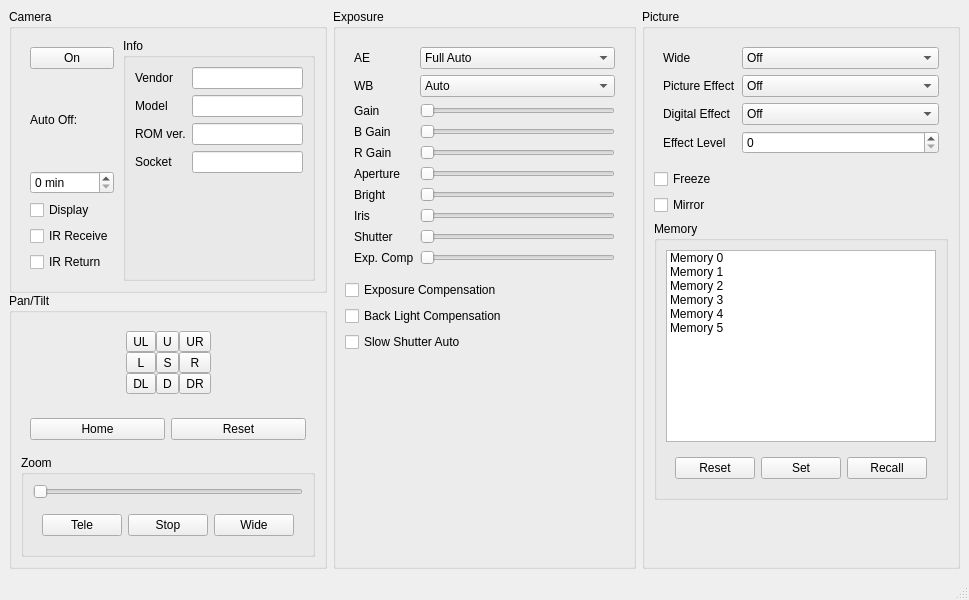
This is camerawindow.ui in nemo42/libViscaQtUi as Qt 5 draws it before an edit. The edited form follows.
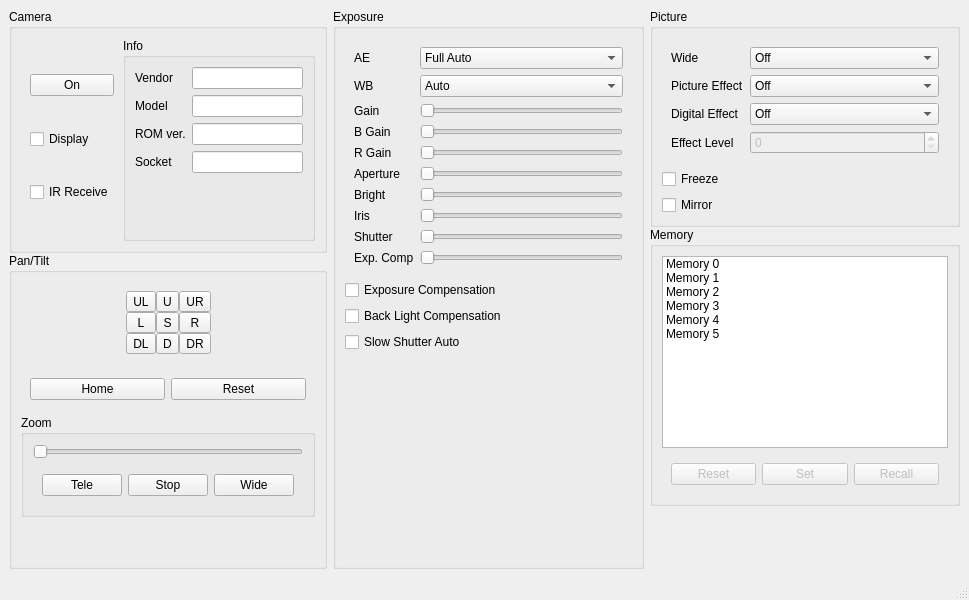
This is the edited form. Icons and pictures are not drawn.

Commit message:
Added implementation of all Picture and Memory controls.
Some clean up of the layout, added max values for all sliders and removed UI elements for unsupported VISCA commands.

Patch:
```diff
--- a/camerawindow.ui
+++ b/camerawindow.ui
@@ -16,7 +16,7 @@
   <widget class="QWidget" name="centralwidget">
    <layout class="QHBoxLayout" name="horizontalLayout">
     <item>
-     <widget class="QWidget" name="widget" native="true">
+     <widget class="QWidget" name="cameraPanTiltAndZoomContainerWidget" native="true">
       <layout class="QVBoxLayout" name="verticalLayout_7">
        <property name="spacing">
         <number>0</number>
@@ -58,29 +58,6 @@
                   </property>
                  </widget>
                 </item>
-                <item>
-                 <widget class="QLabel" name="cameraAutoOffLabel">
-                  <property name="text">
-                   <string>Auto Off:</string>
-                  </property>
-                  <property name="buddy">
-                   <cstring>cameraAutoOffSpinBox</cstring>
-                  </property>
-                 </widget>
-                </item>
-                <item>
-                 <widget class="QSpinBox" name="cameraAutoOffSpinBox">
-                  <property name="suffix">
-                   <string> min</string>
-                  </property>
-                  <property name="maximum">
-                   <number>65535</number>
-                  </property>
-                  <property name="singleStep">
-                   <number>1</number>
-                  </property>
-                 </widget>
-                </item>
                 <item>
                  <widget class="QCheckBox" name="cameraDisplayCheckBox">
                   <property name="text">
@@ -95,13 +72,6 @@
                   </property>
                  </widget>
                 </item>
-                <item>
-                 <widget class="QCheckBox" name="cameraIrReturnCheckBox">
-                  <property name="text">
-                   <string>IR Return</string>
-                  </property>
-                 </widget>
-                </item>
                </layout>
               </widget>
              </item>
@@ -466,6 +436,19 @@
             </layout>
            </widget>
           </item>
+          <item>
+           <spacer name="verticalSpacer_1">
+            <property name="orientation">
+             <enum>Qt::Vertical</enum>
+            </property>
+            <property name="sizeHint" stdset="0">
+             <size>
+              <width>20</width>
+              <height>40</height>
+             </size>
+            </property>
+           </spacer>
+          </item>
          </layout>
         </widget>
        </item>
@@ -599,6 +582,9 @@
           </item>
           <item row="2" column="1">
            <widget class="QSlider" name="gainSlider">
+            <property name="maximum">
+             <number>7</number>
+            </property>
             <property name="orientation">
              <enum>Qt::Horizontal</enum>
             </property>
@@ -616,6 +602,9 @@
           </item>
           <item row="3" column="1">
            <widget class="QSlider" name="bGainSlider">
+            <property name="maximum">
+             <number>255</number>
+            </property>
             <property name="orientation">
              <enum>Qt::Horizontal</enum>
             </property>
@@ -633,6 +622,9 @@
           </item>
           <item row="4" column="1">
            <widget class="QSlider" name="rGainSlider">
+            <property name="maximum">
+             <number>255</number>
+            </property>
             <property name="orientation">
              <enum>Qt::Horizontal</enum>
             </property>
@@ -650,6 +642,9 @@
           </item>
           <item row="5" column="1">
            <widget class="QSlider" name="apertureSlider">
+            <property name="maximum">
+             <number>15</number>
+            </property>
             <property name="orientation">
              <enum>Qt::Horizontal</enum>
             </property>
@@ -667,6 +662,9 @@
           </item>
           <item row="6" column="1">
            <widget class="QSlider" name="brightSlider">
+            <property name="maximum">
+             <number>23</number>
+            </property>
             <property name="orientation">
              <enum>Qt::Horizontal</enum>
             </property>
@@ -684,6 +682,9 @@
           </item>
           <item row="7" column="1">
            <widget class="QSlider" name="irisSlider">
+            <property name="maximum">
+             <number>17</number>
+            </property>
             <property name="orientation">
              <enum>Qt::Horizontal</enum>
             </property>
@@ -701,6 +702,9 @@
           </item>
           <item row="8" column="1">
            <widget class="QSlider" name="shutterSlider">
+            <property name="maximum">
+             <number>19</number>
+            </property>
             <property name="orientation">
              <enum>Qt::Horizontal</enum>
             </property>
@@ -718,6 +722,12 @@
           </item>
           <item row="9" column="1">
            <widget class="QSlider" name="exposureCompensationSlider">
+            <property name="enabled">
+             <bool>false</bool>
+            </property>
+            <property name="maximum">
+             <number>14</number>
+            </property>
             <property name="orientation">
              <enum>Qt::Horizontal</enum>
             </property>
@@ -764,7 +774,7 @@
      </widget>
     </item>
     <item>
-     <widget class="QWidget" name="widget_2" native="true">
+     <widget class="QWidget" name="pictureAndMemoryContainerWidget" native="true">
       <layout class="QVBoxLayout" name="verticalLayout_8">
        <property name="spacing">
         <number>0</number>
@@ -912,17 +922,20 @@
               </widget>
              </item>
              <item row="4" column="0">
-              <widget class="QLabel" name="effectLevelLabel">
+              <widget class="QLabel" name="digitalEffectLevelLabel">
                <property name="text">
                 <string>Effect Level</string>
                </property>
                <property name="buddy">
-                <cstring>effectLevelSpinBox</cstring>
+                <cstring>digitalEffectLevelSpinBox</cstring>
                </property>
               </widget>
              </item>
              <item row="4" column="1">
-              <widget class="QSpinBox" name="effectLevelSpinBox">
+              <widget class="QSpinBox" name="digitalEffectLevelSpinBox">
+               <property name="enabled">
+                <bool>false</bool>
+               </property>
                <property name="maximum">
                 <number>32</number>
                </property>
@@ -945,6 +958,9 @@
             </property>
            </widget>
           </item>
+         </layout>
+        </widget>
+       </item>
           <item>
            <widget class="QGroupBox" name="memoryGroupBox">
             <property name="title">
@@ -987,6 +1003,9 @@
              </item>
              <item>
               <widget class="QWidget" name="memoryButtonsContainerWidget" native="true">
+            <property name="enabled">
+             <bool>false</bool>
+            </property>
                <layout class="QHBoxLayout" name="horizontalLayout_6">
                 <item>
                  <widget class="QPushButton" name="memoryResetButton">
@@ -1016,7 +1035,7 @@
            </widget>
           </item>
           <item>
-           <spacer name="verticalSpacer">
+        <spacer name="verticalSpacer_3">
             <property name="orientation">
              <enum>Qt::Vertical</enum>
             </property>
@@ -1027,9 +1046,6 @@
              </size>
             </property>
            </spacer>
-          </item>
-         </layout>
-        </widget>
        </item>
       </layout>
      </widget>
```
Lines whose indentation alone changed are shown as unchanged. The commit also changes 2 other files.
